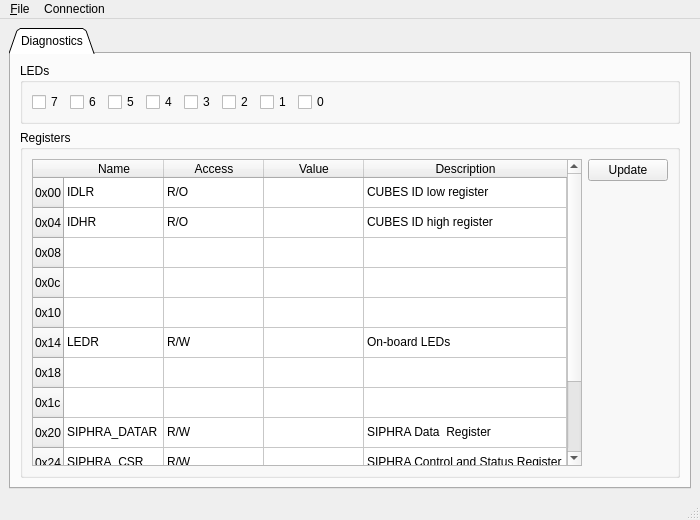
Before: the Qt Designer form CubesControl/ui/cubescontrol.ui in tstana/cubes-sw, drawn with Qt 5.
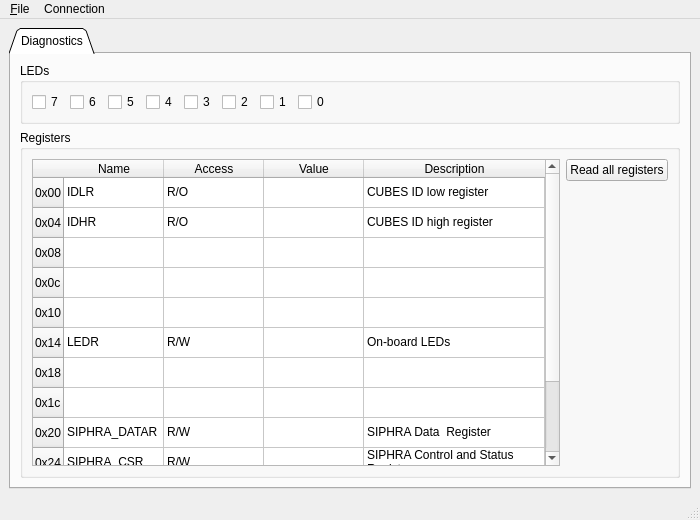
After: the same form once the commit is applied.

Commit message: Diagnostics table view: Renamed Update button to Read all registers

```diff
--- a/CubesControl/ui/cubescontrol.ui
+++ b/CubesControl/ui/cubescontrol.ui
@@ -377,7 +377,7 @@
              <item>
               <widget class="QPushButton" name="btnUpdateCubesRegs">
                <property name="text">
-                <string>Update</string>
+                <string>Read all registers</string>
                </property>
               </widget>
              </item>
```
Left out of the diff: 2 changed lines with no effect on the pictures. The commit also changes 2 other files.
